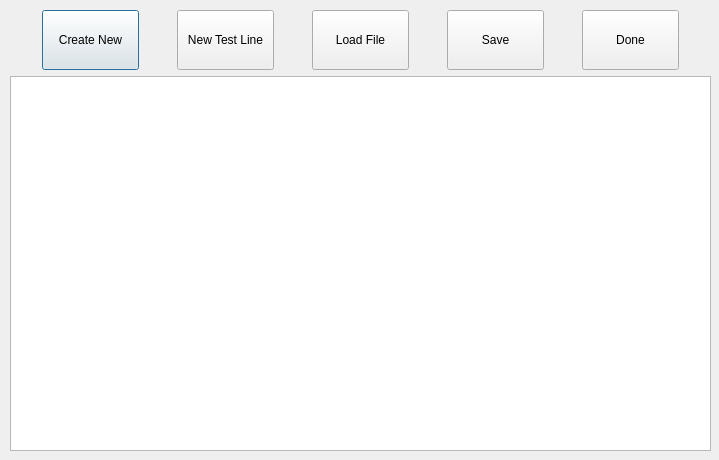
Above: json_creator_design.ui from yvgenyk/API-Test2 before the change. Below: the same form after it.
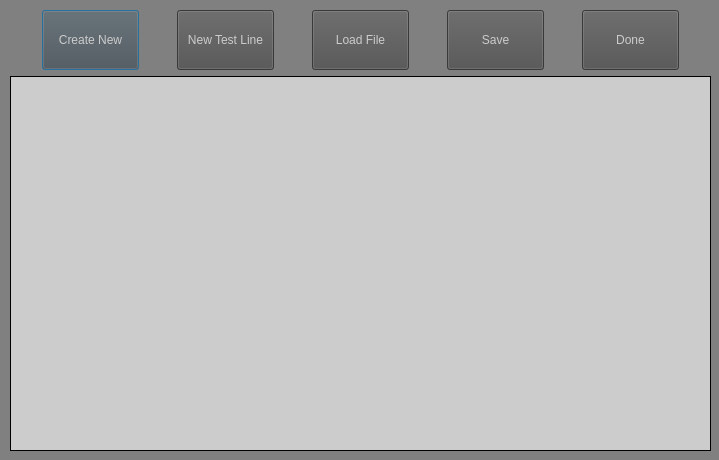
That is the form after the change. Icons and pictures are not drawn.

```diff
--- a/json_creator_design.ui
+++ b/json_creator_design.ui
@@ -17,6 +17,9 @@
    <iconset>
     <normaloff>logo.jpg</normaloff>logo.jpg</iconset>
   </property>
+  <property name="styleSheet">
+   <string notr="true">background: rgb(128,128, 128)</string>
+  </property>
   <widget class="QWidget" name="verticalLayoutWidget">
    <property name="geometry">
     <rect>
@@ -43,6 +46,10 @@
           <height>60</height>
          </size>
         </property>
+        <property name="styleSheet">
+         <string notr="true">background:rgb(80,80,80);
+color: rgb(204,204,204);</string>
+        </property>
         <property name="text">
          <string>Create New</string>
         </property>
@@ -62,6 +69,10 @@
           <height>60</height>
          </size>
         </property>
+        <property name="styleSheet">
+         <string notr="true">background:rgb(80,80,80);
+color: rgb(204,204,204);</string>
+        </property>
         <property name="text">
          <string>New Test Line</string>
         </property>
@@ -81,6 +92,10 @@
           <height>60</height>
          </size>
         </property>
+        <property name="styleSheet">
+         <string notr="true">background:rgb(80,80,80);
+color: rgb(204,204,204);</string>
+        </property>
         <property name="text">
          <string>Load File</string>
         </property>
@@ -100,6 +115,10 @@
           <height>60</height>
          </size>
         </property>
+        <property name="styleSheet">
+         <string notr="true">background:rgb(80,80,80);
+color: rgb(204,204,204);</string>
+        </property>
         <property name="text">
          <string>Save</string>
         </property>
@@ -119,6 +138,10 @@
           <height>60</height>
          </size>
         </property>
+        <property name="styleSheet">
+         <string notr="true">background:rgb(80,80,80);
+color: rgb(204,204,204);</string>
+        </property>
         <property name="text">
          <string>Done</string>
         </property>
@@ -127,7 +150,13 @@
      </layout>
     </item>
     <item>
-     <widget class="QTextEdit" name="textEditFileLoad"/>
+     <widget class="QTextEdit" name="textEditFileLoad">
+      <property name="styleSheet">
+       <string notr="true">background:rgb(204,204,204);
+border: 1px solid black;
+</string>
+      </property>
+     </widget>
     </item>
    </layout>
   </widget>
```
